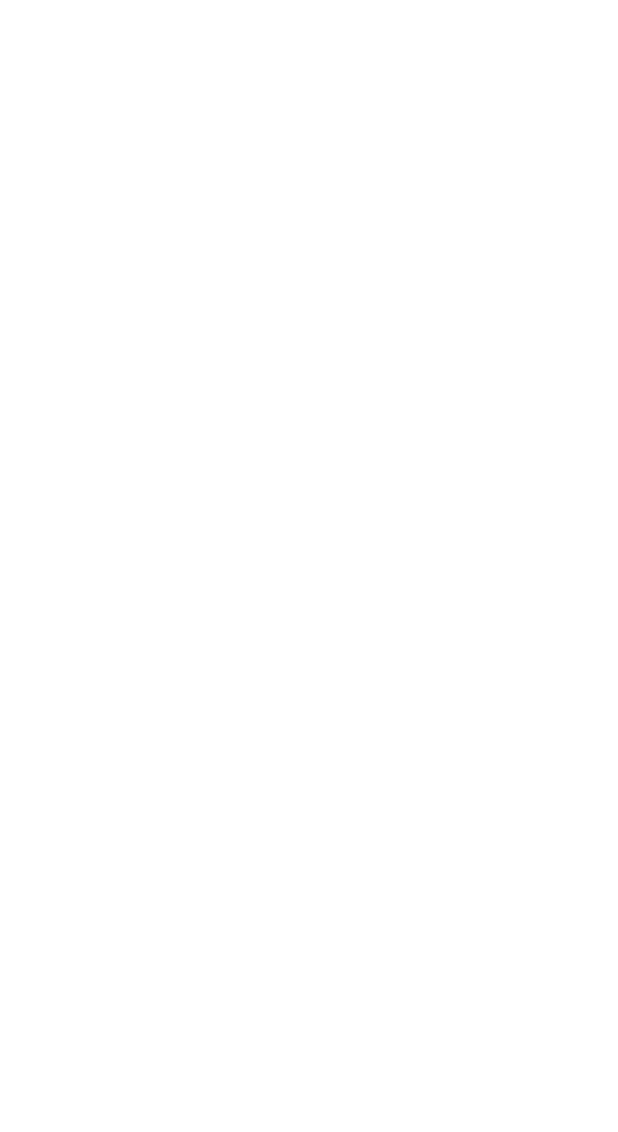
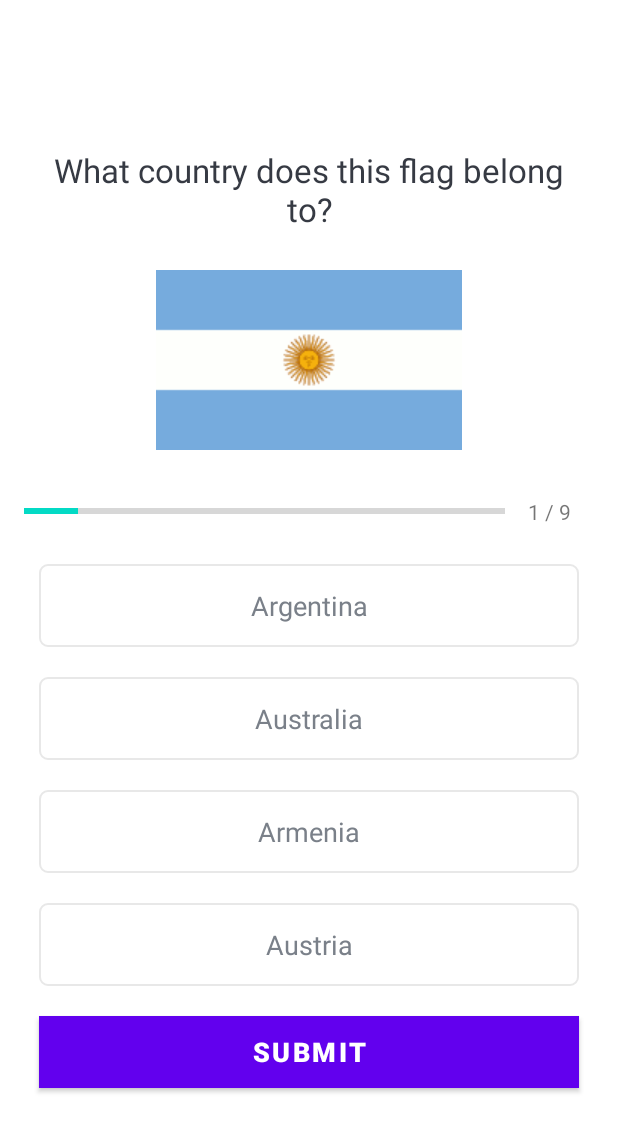
Before and after one commit to Denis-Andrei/QuizApp, an Android app: the QuizQuestionsActivity screen opened directly, with no data from a screen before it, on a phone screen of 412 x 824 dp. Before the commit the part shown is empty. Shown: the top 1132 px of the screen. Run offline under Robolectric (Android 15) with nearby library versions, the phone set to English and light mode, and no system bars.

Commit message:
Created UI for the questions & connecting the UI to the model

```diff
--- a/app/src/main/java/com/example/quizapp/QuizQuestionsActivity.kt
+++ b/app/src/main/java/com/example/quizapp/QuizQuestionsActivity.kt
@@ -3,13 +3,52 @@ package com.example.quizapp
 import androidx.appcompat.app.AppCompatActivity
 import android.os.Bundle
 import android.util.Log
+import android.widget.ImageView
+import android.widget.ProgressBar
+import android.widget.TextView
 
 class QuizQuestionsActivity : AppCompatActivity() {
+
+    private var progressBar: ProgressBar? = null
+    private var tvProgress: TextView? = null
+    private var tvQuestion: TextView? = null
+    private var ivImage: ImageView? = null
+
+    private var tvOptionOne: TextView? = null
+    private var tvOptionTwo: TextView? = null
+    private var tvOptionThree: TextView? = null
+    private var tvOptionFour: TextView? = null
+
     override fun onCreate(savedInstanceState: Bundle?) {
         super.onCreate(savedInstanceState)
         setContentView(R.layout.activity_quiz_questions)
 
+        progressBar = findViewById(R.id.progressBar)
+        tvProgress = findViewById(R.id.tv_progress)
+        tvQuestion = findViewById(R.id.tv_question)
+        ivImage = findViewById(R.id.iv_image)
+        tvOptionOne = findViewById(R.id.tv_option_one)
+        tvOptionTwo = findViewById(R.id.tv_option_two)
+        tvOptionThree = findViewById(R.id.tv_option_three)
+        tvOptionFour = findViewById(R.id.tv_option_four)
+
         val questionsList = Constants.getQuestions()
         Log.i("QuestionsList size is", "${questionsList.size}")
+
+        for(i in questionsList) {
+            Log.e("question", i.question)
+        }
+        var currentPosition = 1
+        val question: Question = questionsList[currentPosition - 1]
+        ivImage?.setImageResource(question.image)
+        progressBar?.progress = currentPosition
+        tvProgress?.text = "$currentPosition / ${progressBar?.max}"
+        tvQuestion?.text = question.question
+        tvOptionOne?.text = question.optionOne
+        tvOptionTwo?.text = question.optionTwo
+        tvOptionThree?.text = question.optionThree
+        tvOptionFour?.text = question.optionFour
+
+
     }
 }
--- /dev/null
+++ b/app/src/main/res/drawable/default_option_border_bg.xml
@@ -0,0 +1,11 @@
+<?xml version="1.0" encoding="utf-8"?>
+<shape xmlns:android="http://schemas.android.com/apk/res/android"
+    android:shape="rectangle"
+    >
+    <stroke
+        android:width="1dp"
+        android:color="#E8E8E8" />
+    <solid android:color="@color/white" />
+    <corners android:radius="5dp" />
+
+</shape>
--- a/app/src/main/res/layout/activity_quiz_questions.xml
+++ b/app/src/main/res/layout/activity_quiz_questions.xml
@@ -1,9 +1,128 @@
 <?xml version="1.0" encoding="utf-8"?>
-<androidx.constraintlayout.widget.ConstraintLayout xmlns:android="http://schemas.android.com/apk/res/android"
+<ScrollView xmlns:android="http://schemas.android.com/apk/res/android"
     xmlns:app="http://schemas.android.com/apk/res-auto"
     xmlns:tools="http://schemas.android.com/tools"
     android:layout_width="match_parent"
     android:layout_height="match_parent"
+    android:fillViewport="true"
     tools:context=".QuizQuestionsActivity">
 
-</androidx.constraintlayout.widget.ConstraintLayout>
+    <LinearLayout
+        android:layout_width="match_parent"
+        android:layout_height="wrap_content"
+        android:gravity="center"
+        android:orientation="vertical"
+        android:padding="16dp"
+        >
+
+        <TextView
+            android:id="@+id/tv_question"
+            android:layout_width="match_parent"
+            android:layout_height="wrap_content"
+            android:layout_margin="10dp"
+            android:gravity="center"
+            android:textSize="22sp"
+            android:textColor="#363A43"
+            tools:text="What country does this flag belong to?"
+            />
+
+        <ImageView
+            android:id="@+id/iv_image"
+            android:layout_width="wrap_content"
+            android:layout_height="wrap_content"
+            android:layout_marginTop="16dp"
+            android:contentDescription="Quiz Image"
+            tools:src="@drawable/ic_flag_of_germany" />
+
+
+
+        <LinearLayout
+            android:layout_width="match_parent"
+            android:layout_height="wrap_content"
+            android:gravity="center_vertical"
+            android:layout_marginTop="16dp"
+            android:orientation="horizontal"
+            >
+
+            <ProgressBar
+                android:id="@+id/progressBar"
+                android:layout_width="0dp"
+                style="?android:attr/progressBarStyleHorizontal"
+                android:layout_height="wrap_content"
+                android:layout_weight="1"
+                android:max="9"
+                android:minHeight="50dp"
+                android:progress="0"
+                android:indeterminate="false"
+            />
+
+            <TextView
+                android:id="@+id/tv_progress"
+                android:layout_width="wrap_content"
+                android:layout_height="wrap_content"
+                android:gravity="center"
+                android:padding="15dp"
+                android:textSize="14sp"
+                android:text="0/9"
+                />
+
+        </LinearLayout>
+
+        <TextView
+            android:id="@+id/tv_option_one"
+            android:layout_width="match_parent"
+            android:layout_height="wrap_content"
+            android:layout_margin="10dp"
+            android:background="@drawable/default_option_border_bg"
+            android:gravity="center"
+            android:padding="15dp"
+            android:textColor="#7A8089"
+            android:textSize="18sp"
+            tools:text="Apple" />
+        <TextView
+            android:id="@+id/tv_option_two"
+            android:layout_width="match_parent"
+            android:layout_height="wrap_content"
+            android:layout_margin="10dp"
+            android:background="@drawable/default_option_border_bg"
+            android:gravity="center"
+            android:padding="15dp"
+            android:textColor="#7A8089"
+            android:textSize="18sp"
+            tools:text="Apple" />
+        <TextView
+            android:id="@+id/tv_option_three"
+            android:layout_width="match_parent"
+            android:layout_height="wrap_content"
+            android:layout_margin="10dp"
+            android:background="@drawable/default_option_border_bg"
+            android:gravity="center"
+            android:padding="15dp"
+            android:textColor="#7A8089"
+            android:textSize="18sp"
+            tools:text="Apple" />
+        <TextView
+            android:id="@+id/tv_option_four"
+            android:layout_width="match_parent"
+            android:layout_height="wrap_content"
+            android:layout_margin="10dp"
+            android:background="@drawable/default_option_border_bg"
+            android:gravity="center"
+            android:padding="15dp"
+            android:textColor="#7A8089"
+            android:textSize="18sp"
+            tools:text="Apple" />
+
+        <Button
+            android:id="@+id/btn_submit"
+            android:layout_width="match_parent"
+            android:layout_height="wrap_content"
+            android:layout_margin="10dp"
+            android:background="@color/design_default_color_primary"
+            android:text="SUBMIT"
+            android:textColor="@android:color/white"
+            android:textSize="18sp"
+            android:textStyle="bold" />
+    </LinearLayout>
+
+</ScrollView>
```
